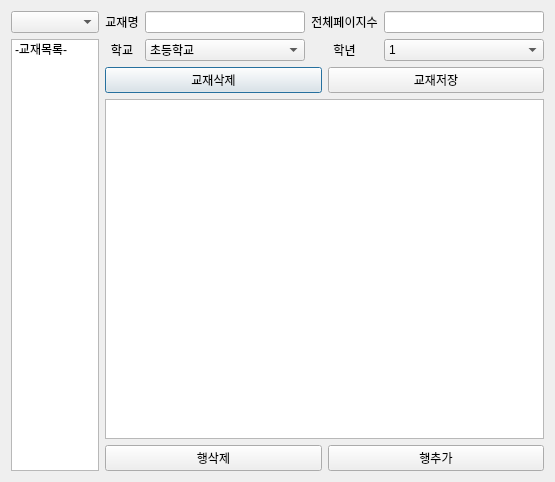
Above: pyqt_ui/book.ui from jiseok7620/student-schedule-management before the change. Below: the same form after it.
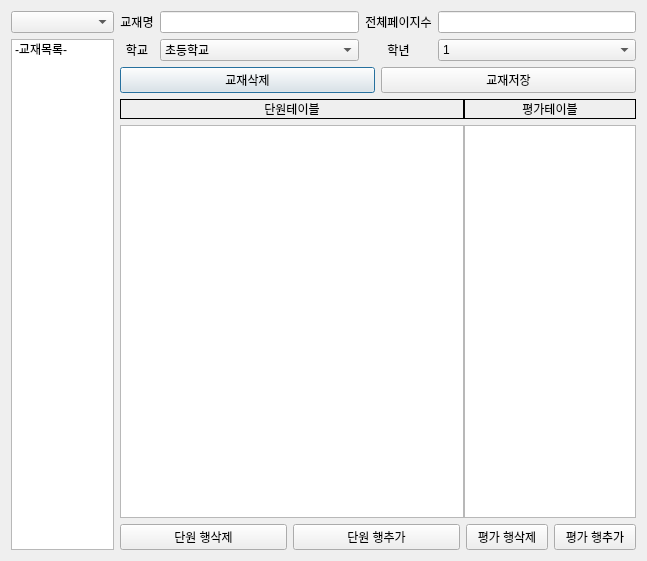
That is the form after the change.

What changed in the file:
```diff
--- a/pyqt_ui/book.ui
+++ b/pyqt_ui/book.ui
@@ -6,8 +6,8 @@
    <rect>
     <x>0</x>
     <y>0</y>
-    <width>555</width>
-    <height>482</height>
+    <width>647</width>
+    <height>561</height>
    </rect>
   </property>
   <property name="windowTitle">
@@ -156,23 +156,116 @@
         </layout>
        </item>
        <item>
-        <widget class="QTableWidget" name="tableWidget"/>
+        <layout class="QVBoxLayout" name="verticalLayout_4" stretch="0,0">
+         <item>
+          <layout class="QHBoxLayout" name="horizontalLayout_5" stretch="2,1">
+           <property name="spacing">
+            <number>0</number>
+           </property>
+           <property name="leftMargin">
+            <number>0</number>
+           </property>
+           <property name="topMargin">
+            <number>0</number>
+           </property>
+           <property name="rightMargin">
+            <number>0</number>
+           </property>
+           <property name="bottomMargin">
+            <number>0</number>
+           </property>
+           <item>
+            <widget class="QLabel" name="label_6">
+             <property name="frameShape">
+              <enum>QFrame::Box</enum>
+             </property>
+             <property name="text">
+              <string>단원테이블</string>
+             </property>
+             <property name="alignment">
+              <set>Qt::AlignCenter</set>
+             </property>
+            </widget>
+           </item>
+           <item>
+            <widget class="QLabel" name="label_5">
+             <property name="frameShape">
+              <enum>QFrame::Box</enum>
+             </property>
+             <property name="text">
+              <string>평가테이블</string>
+             </property>
+             <property name="alignment">
+              <set>Qt::AlignCenter</set>
+             </property>
+            </widget>
+           </item>
+          </layout>
+         </item>
+         <item>
+          <layout class="QHBoxLayout" name="horizontalLayout_2" stretch="2,1">
+           <property name="spacing">
+            <number>0</number>
+           </property>
+           <property name="leftMargin">
+            <number>0</number>
+           </property>
+           <property name="topMargin">
+            <number>0</number>
+           </property>
+           <property name="rightMargin">
+            <number>0</number>
+           </property>
+           <property name="bottomMargin">
+            <number>0</number>
+           </property>
+           <item>
+            <widget class="QTableWidget" name="tableWidget"/>
+           </item>
+           <item>
+            <widget class="QTableWidget" name="tableWidget2"/>
+           </item>
+          </layout>
+         </item>
+        </layout>
        </item>
        <item>
-        <layout class="QHBoxLayout" name="horizontalLayout_4">
+        <layout class="QHBoxLayout" name="horizontalLayout_4" stretch="2,1">
          <item>
-          <widget class="QPushButton" name="btndelrow">
-           <property name="text">
-            <string>행삭제</string>
-           </property>
-          </widget>
+          <layout class="QHBoxLayout" name="horizontalLayout_6">
+           <item>
+            <widget class="QPushButton" name="btndelrow">
+             <property name="text">
+              <string>단원 행삭제</string>
+             </property>
+            </widget>
+           </item>
+           <item>
+            <widget class="QPushButton" name="btnaddrow">
+             <property name="text">
+              <string>단원 행추가</string>
+             </property>
+            </widget>
+           </item>
+          </layout>
          </item>
          <item>
-          <widget class="QPushButton" name="btnaddrow">
-           <property name="text">
-            <string>행추가</string>
-           </property>
-          </widget>
+          <layout class="QHBoxLayout" name="horizontalLayout_7" stretch="0,0">
+           <item>
+            <widget class="QPushButton" name="btndelrow2">
+             <property name="text">
+              <string>평가 행삭제</string>
+             </property>
+            </widget>
+           </item>
+           <item>
+            <widget class="QPushButton" name="btnaddrow2">
+             <property name="text">
+              <string>평가 행추가</string>
+             </property>
+            </widget>
+           </item>
+          </layout>
          </item>
         </layout>
        </item>
```
